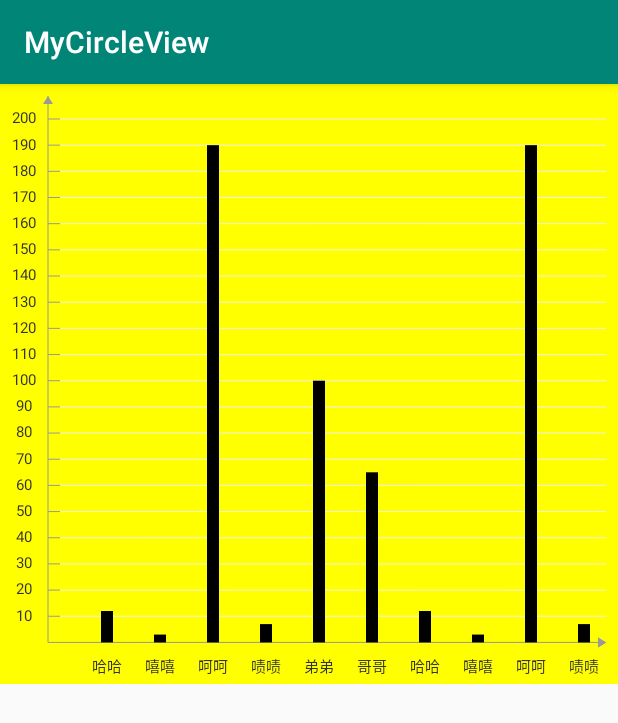
After one commit to 2016lc/MyCircleProgress, an Android app: the MyBarChartActivity screen opened directly, with no data from a screen before it, on a phone screen of 412 x 824 dp. The commit adds this screen. Shown: the top 723 px of the screen. Run offline under Robolectric (Android 15) with nearby library versions, the phone set to English and light mode, and no system bars.

Commit message:
柱状图

```diff
--- a/app/src/main/AndroidManifest.xml
+++ b/app/src/main/AndroidManifest.xml
@@ -18,6 +18,7 @@
         </activity>
         <activity android:name=".MyCircleProgress"/>
         <activity android:name=".MyPieChart"/>
+        <activity android:name=".MyBarChartActivity"/>
     </application>
 
 </manifest>
--- /dev/null
+++ b/app/src/main/java/com/example/admin/mycircleview/BarChartConstant.kt
@@ -0,0 +1,16 @@
+package com.example.admin.mycircleview
+
+/**
+ * Author:LC
+ * Date:2018/12/6
+ * Description:This is BarChartConstant
+ */
+class BarChartConstant {
+
+    companion object {
+        val DEFAULT_TEXTSIZE = 12F
+        val DEFAULT_SEGMENT=20
+        val DEFAULT_ISUNIT = false
+        val DEFAULT_BARWIDTH = 12F
+    }
+}
--- /dev/null
+++ b/app/src/main/java/com/example/admin/mycircleview/BarChartData.kt
@@ -0,0 +1,19 @@
+package com.example.admin.mycircleview
+
+/**
+ * Author:LC
+ * Date:2018/11/27
+ * Description:This is PieChartData
+ */
+class BarChartData {
+
+
+    var name: String? = null
+    var value: Float? = null
+    var unit:String?=null
+    constructor(name: String?, value: Float?,unit:String?) {
+        this.name = name
+        this.value = value
+        this.unit=unit
+    }
+}
--- a/app/src/main/java/com/example/admin/mycircleview/MainActivity.kt
+++ b/app/src/main/java/com/example/admin/mycircleview/MainActivity.kt
@@ -24,5 +24,12 @@ class MainActivity : AppCompatActivity() {
                 startActivity(intent)
             }
         }
+
+        btn_barchart.setOnClickListener {
+            run {
+                var intent = Intent(this, MyBarChartActivity::class.java)
+                startActivity(intent)
+            }
+        }
     }
 }
--- /dev/null
+++ b/app/src/main/java/com/example/admin/mycircleview/MyBarChartActivity.kt
@@ -0,0 +1,79 @@
+package com.example.admin.mycircleview
+
+import android.os.Bundle
+import android.support.v7.app.AppCompatActivity
+import kotlinx.android.synthetic.main.activity_barchart.*
+
+/**
+ * Author:LC
+ * Date:2018/12/5
+ * Description:This is MyBarChartActivity
+ */
+class MyBarChartActivity: AppCompatActivity() {
+
+
+
+    override fun onCreate(savedInstanceState: Bundle?) {
+        super.onCreate(savedInstanceState)
+        setContentView(R.layout.activity_barchart)
+
+        val mList: List<BarChartData> = listOf(
+            BarChartData("哈哈", 12f,"人"),
+            BarChartData("嘻嘻", 3f,"人"),
+            BarChartData("呵呵", 190f,"人"),
+            BarChartData("啧啧", 7f,"人"),
+            BarChartData( "弟弟", 100f,"人"),
+            BarChartData( "哥哥", 65f,"人"),
+            BarChartData("哈哈", 12f,"人"),
+            BarChartData("嘻嘻", 3f,"人"),
+            BarChartData("呵呵", 190f,"人"),
+            BarChartData("啧啧", 7f,"人"),
+            BarChartData( "弟弟", 100f,"人"),
+            BarChartData( "哥哥", 65f,"人"),
+            BarChartData("哈哈", 12f,"人"),
+            BarChartData("嘻嘻", 3f,"人"),
+            BarChartData("呵呵", 190f,"人"),
+            BarChartData("啧啧", 7f,"人"),
+            BarChartData( "弟弟", 100f,"人"),
+            BarChartData( "哥哥", 65f,"人"),
+            BarChartData("哈哈", 12f,"人"),
+            BarChartData("嘻嘻", 3f,"人"),
+            BarChartData("呵呵", 190f,"人"),
+            BarChartData("啧啧", 7f,"人"),
+            BarChartData( "弟弟", 100f,"人"),
+            BarChartData( "哥哥", 65f,"人"),
+            BarChartData("哈哈", 12f,"人"),
+            BarChartData("嘻嘻", 3f,"人"),
+            BarChartData("呵呵", 190f,"人"),
+            BarChartData("啧啧", 7f,"人"),
+            BarChartData( "弟弟", 100f,"人"),
+            BarChartData( "哥哥", 65f,"人"),
+            BarChartData("哈哈", 12f,"人"),
+            BarChartData("嘻嘻", 3f,"人"),
+            BarChartData("呵呵", 190f,"人"),
+            BarChartData("啧啧", 7f,"人"),
+            BarChartData( "弟弟", 100f,"人"),
+            BarChartData( "哥哥", 65f,"人"),
+            BarChartData("哈哈", 12f,"人"),
+            BarChartData("嘻嘻", 3f,"人"),
+            BarChartData("呵呵", 190f,"人"),
+            BarChartData("啧啧", 7f,"人"),
+            BarChartData( "弟弟", 100f,"人"),
+            BarChartData( "哥哥", 65f,"人"),
+            BarChartData("哈哈", 12f,"人"),
+            BarChartData("嘻嘻", 3f,"人"),
+            BarChartData("呵呵", 190f,"人"),
+            BarChartData("啧啧", 7f,"人"),
+            BarChartData( "弟弟", 100f,"人"),
+            BarChartData( "哥哥", 65f,"人"),
+            BarChartData("哈哈", 12f,"人"),
+            BarChartData("嘻嘻", 3f,"人"),
+            BarChartData("呵呵", 190f,"人"),
+            BarChartData("啧啧", 7f,"人"),
+            BarChartData( "弟弟", 100f,"人"),
+            BarChartData( "哥哥", 65f,"人"),
+            BarChartData( "妹妹", 3f,"人")
+        )
+        barchart.setData(mList)
+    }
+}
--- /dev/null
+++ b/app/src/main/java/com/example/admin/mycircleview/view/MyBarChartView.kt
@@ -0,0 +1,383 @@
+package com.example.admin.mycircleview.view
+
+import android.content.Context
+import android.graphics.*
+import android.text.TextPaint
+import android.util.AttributeSet
+import android.util.Log
+import android.view.MotionEvent
+import android.view.View
+import com.example.admin.mycircleview.BarChartConstant
+import com.example.admin.mycircleview.BarChartData
+import com.example.admin.mycircleview.R
+import com.example.admin.mycircleview.Util
+
+/**
+ * Author:LC
+ * Date:2018/12/4
+ * Description:This is 柱状图
+ */
+class MyBarChartView(context: Context?, attrs: AttributeSet?) : View(context, attrs) {
+
+    private var mPaint_xy: Paint? = null//x y轴
+    private var mPaint_line: Paint? = null//网格线
+    private var mPaint_bar: Paint? = null//画柱子
+    private var mPaint_text: TextPaint? = null//字体画笔
+    private var mTextSize: Int? = null//字体大小
+    private var mStrokeWidth: Int? = null//线宽度
+    private var mWidth: Int? = null//控件宽
+    private var mHeight: Int? = null//控件高
+    private var mMargin: Int? = null//间距
+    private var mTextMargin: Int? = null//x轴字体间距
+    private var mMaxValue: Int? = null//集合最大值，用于y轴取值分段
+    private var mSegment: Int = BarChartConstant.DEFAULT_SEGMENT//y轴分为几段
+    private var mIsUnit: Boolean = BarChartConstant.DEFAULT_ISUNIT//是否显示单位
+    private var mBarWidth: Float? = null//柱子的宽度
+    private var mData: MutableList<BarChartData> = ArrayList()
+    private var mRectF: RectF? = null
+    private var leftMoving: Float = 0f
+    private var lastPointX: Float = 0f
+    private var movingLeftThisTime = 0f
+    private var lineStartX: Float = 0f
+    private var leftSpaceRect: RectF? = null
+    private var rightSpaceRect: RectF? = null
+
+    init {
+        mMargin = Util.dip2px(context!!, 8f)
+        mTextMargin = Util.dip2px(context, 35f)
+        mStrokeWidth = Util.dip2px(context, 0.7f)
+        mTextSize = Util.dip2px(context, 10f)
+        mRectF = RectF()
+        leftSpaceRect = RectF()
+        rightSpaceRect = RectF()
+        initAttrs(attrs, context)//初始化属性
+        initPaint()//初始化画笔
+    }
+
+    private fun initAttrs(attrs: AttributeSet?, context: Context?) {
+        val typedArray = context!!.obtainStyledAttributes(
+            attrs,
+            R.styleable.MyBarChartView
+        )
+        mBarWidth = typedArray.getDimension(R.styleable.MyBarChartView_barWidth, BarChartConstant.DEFAULT_BARWIDTH)
+    }
+
+    private fun initPaint() {
+        mPaint_xy = Paint()
+        mPaint_xy!!.isDither = true
+        mPaint_xy!!.strokeWidth = mStrokeWidth!!.toFloat()
+        mPaint_xy!!.color = resources.getColor(R.color.xy_color)
+        mPaint_xy!!.style = Paint.Style.FILL
+
+        mPaint_line = Paint()
+        mPaint_line!!.isDither = true
+        mPaint_line!!.strokeWidth = mStrokeWidth!!.toFloat()
+        mPaint_line!!.color = resources.getColor(R.color.line_color)
+        mPaint_line!!.style = Paint.Style.FILL
+
+        mPaint_text = TextPaint()
+        mPaint_text!!.color = resources.getColor(R.color.text_color)
+        mPaint_text!!.isAntiAlias = true
+        mPaint_text!!.textSize = mTextSize!!.toFloat()//字体大小
+        mPaint_text!!.textAlign = Paint.Align.CENTER//从中间向两边绘制，不需要再次计算文字
+
+        mPaint_bar = Paint()
+        mPaint_bar!!.isDither = true
+        mPaint_bar!!.strokeWidth = mBarWidth!!
+        mPaint_bar!!.color = resources.getColor(R.color.bar_color)
+        mPaint_xy!!.style = Paint.Style.FILL
+
+    }
+
+    override fun onDraw(canvas: Canvas?) {
+        super.onDraw(canvas)
+        drawXy(canvas)
+        drawTextAndBar(canvas)
+    }
+
+    /**
+     * 画x y轴字体 和 柱子
+     * */
+    private fun drawTextAndBar(canvas: Canvas?) {
+        if (mData.size == 0) {
+            return
+        }
+
+        if (mWidth!! - mPaint_text!!.measureText(mMaxValue.toString()) - 3 * mMargin!! - Util.dip2px(
+                context,
+                5f
+            ) > mTextMargin!! * mData.size
+        ) {
+            val margin = (mWidth!! - mPaint_text!!.measureText(mMaxValue.toString()) - 3 * mMargin!! - Util.dip2px(
+                context,
+                5f
+            )) / mData.size
+            mTextMargin = margin.toInt()
+        }
+
+        //y轴
+        if (mMaxValue!! < mSegment) {
+            mMaxValue = mSegment
+        }
+
+
+        val itemValue = Math.ceil(mMaxValue!! / mSegment.toDouble()).toInt()
+        val itemHeight = (mHeight!! - 3 * mMargin!! - Util.dip2px(
+            context,
+            15f
+        ) - (mPaint_text!!.descent() - mPaint_text!!.ascent())) / mSegment //（ 总高度 - 上面一个margin - 下面连个margin - 距离上面的高度 - x轴字体的高度 ）/分成的段数
+
+
+        lineStartX = mPaint_text!!.measureText(mMaxValue.toString()) + 2 * mMargin!!
+        val lineStartY = mMargin!! + Util.dip2px(
+            context,
+            15f
+        )
+        val lineStopX = lineStartX + Util.dip2px(context, 8f)
+
+
+        val textX = mMargin!!.toFloat() + mPaint_text!!.measureText(mMaxValue.toString()) / 2 // y轴字的x坐标
+        val textY = lineStartY + (mPaint_text!!.descent() - mPaint_text!!.ascent()) / 4 //y轴字的y坐标
+
+
+        for (i in 0 until mSegment) {
+            //y轴数字
+            canvas!!.drawText(
+                ((mSegment - i) * itemValue).toString(),
+                textX,
+                textY + itemHeight * i,
+                mPaint_text!!
+            )
+
+            //网格线头
+            canvas.drawLine(
+                lineStartX,
+                lineStartY + itemHeight * i,
+                lineStopX,
+                lineStartY + itemHeight * i,
+                mPaint_xy!!
+            )
+
+            //网格线
+            canvas.drawLine(
+                lineStartX + Util.dip2px(context, 8f),
+                lineStartY + itemHeight * i,
+                mWidth!!.toFloat() - mMargin!!,
+                lineStartY + itemHeight * i,
+                mPaint_line!!
+            )
+
+        }
+        //画柱
+        val realHeight =
+            (mHeight!! - 3 * mMargin!! - Util.dip2px(
+                context,
+                15f
+            ) - (mPaint_text!!.descent() - mPaint_text!!.ascent()))
+
+        val bottom = mHeight!!.toFloat() - 2 * mMargin!! - (mPaint_text!!.descent() - mPaint_text!!.ascent())
+
+
+        for (i in 0 until mData.size) {
+            /*if (leftMoving > mTextMargin!!) {
+                leftMoving -= mTextMargin!!
+            }*/
+            mRectF!!.left = lineStartX + mTextMargin!! * (i + 1) - leftMoving
+            Log.i("12312312321", leftMoving.toString() +"!!!!!!!!!!!!!!!!!!!!!!!!!!!!${ lineStartX + mTextMargin!! * (i + 1) - leftMoving}")
+            mRectF!!.right = mRectF!!.left + mBarWidth!!
+            mRectF!!.top = (itemValue * mSegment - mData[i].value!!) / (itemValue * mSegment).toFloat() * realHeight +
+                    mMargin!! + Util.dip2px(
+                context,
+                15f
+            )
+            mRectF!!.bottom = bottom
+            canvas!!.drawRect(mRectF!!, mPaint_bar!!)
+
+            //画字
+            canvas.drawText(
+                mData[i].name!!,
+                mRectF!!.left + mBarWidth!! / 2,
+                mHeight!!.toFloat() - mMargin!!,
+                mPaint_text!!
+            )
+        }
+    }
+
+    override fun onSizeChanged(w: Int, h: Int, oldw: Int, oldh: Int) {
+        super.onSizeChanged(w, h, oldw, oldh)
+        mWidth = w - paddingLeft - paddingRight
+        mHeight = h - paddingTop - paddingBottom
+    }
+
+
+    /**
+     * 手势控制
+     * */
+    override fun onTouchEvent(event: MotionEvent): Boolean {
+        val type = event.action
+
+        when (type) {
+            MotionEvent.ACTION_DOWN -> lastPointX = event.rawX
+
+            MotionEvent.ACTION_MOVE -> {
+                val x = event.rawX
+                movingLeftThisTime = lastPointX - x
+
+                leftMoving += movingLeftThisTime
+                lastPointX = x
+
+                invalidate()
+            }
+
+            MotionEvent.ACTION_UP ->
+                //smooth scroll
+                Thread(SmoothScrollThread(movingLeftThisTime)).start()
+
+            else -> return super.onTouchEvent(event)
+        }
+
+        return true
+    }
+
+
+    private inner class SmoothScrollThread(internal var lastMoving: Float) : Runnable {
+        internal var scrolling = true
+
+        init {
+            scrolling = true
+        }
+
+        override fun run() {
+            while (scrolling) {
+                val start = System.currentTimeMillis()
+                lastMoving = (0.9f * lastMoving).toInt().toFloat()
+                leftMoving += lastMoving
+
+                checkLeftMoving()
+                postInvalidate()
+
+                if (Math.abs(lastMoving) < 5) {
+                    scrolling = false
+                }
+
+                val end = System.currentTimeMillis()
+                if (end - start < 20) {
+                    try {
+                        Thread.sleep(20 - (end - start))
+                    } catch (e: InterruptedException) {
+                        e.printStackTrace()
+                    }
+
+                }
+            }
+        }
+    }
+
+    private fun checkLeftMoving() {
+        if (leftMoving < 0) {
+            leftMoving = 0f
+        }
+
+        /*if (leftMoving > maxRight - minRight) {
+            leftMoving = (maxRight - minRight).toFloat()
+        }*/
+    }
+
+
+    /**
+     * 画x y轴
+     * */
+    private fun drawXy(canvas: Canvas?) {
+        val stopY = mHeight!!.toFloat() - 2 * mMargin!! - (mPaint_text!!.descent() - mPaint_text!!.ascent())
+        //x轴
+        canvas!!.drawLine(
+            lineStartX,
+            stopY,
+            mWidth!!.toFloat() - mMargin!!,
+            stopY,
+            mPaint_xy!!
+        )
+        //y轴
+        canvas.drawLine(
+            lineStartX,
+            mMargin!!.toFloat(),
+            lineStartX,
+            stopY,
+            mPaint_xy!!
+        )
+
+        //画x轴三角形
+        val path = Path()
+        path.close()
+        path.moveTo(
+            mWidth!!.toFloat() - mMargin!!,
+            stopY
+        )
+        path.lineTo(
+            mWidth!!.toFloat() - mMargin!! - Util.dip2px(context, 5f),
+            mHeight!!.toFloat() - 2 * mMargin!! - Util.dip2px(
+                context,
+                3f
+            ) - (mPaint_text!!.descent() - mPaint_text!!.ascent())
+        )
+        path.lineTo(
+            mWidth!!.toFloat() - mMargin!! - Util.dip2px(context, 5f),
+            mHeight!!.toFloat() - 2 * mMargin!! + Util.dip2px(
+                context,
+                3f
+            ) - (mPaint_text!!.descent() - mPaint_text!!.ascent())
+        )
+        canvas.drawPath(path, mPaint_xy!!)
+        //画y轴三角形
+        path.moveTo(lineStartX, mMargin!!.toFloat())
+        path.lineTo(
+            lineStartX + Util.dip2px(context, 3f),
+            mMargin!! + Util.dip2px(context, 5f).toFloat()
+        )
+        path.lineTo(
+            lineStartX - Util.dip2px(context, 3f),
+            mMargin!! + Util.dip2px(context, 5f).toFloat()
+        )
+        canvas.drawPath(path, mPaint_xy!!)
+
+
+        leftSpaceRect!!.left = 0f
+        leftSpaceRect!!.top = 0f
+        leftSpaceRect!!.right = lineStartX
+        leftSpaceRect!!.bottom = mHeight!!.toFloat()
+        //canvas.drawRect(leftSpaceRect, mPaint_bar)
+
+    }
+
+
+    /**
+     * 设置数据
+     * */
+    fun setData(mData: List<BarChartData>) {
+        this.mData.addAll(mData)
+        mMaxValue = Math.ceil(mData[0].value!!.toDouble()).toInt()
+        for (i in 0 until mData.size) {
+            if (Math.ceil(mData[i].value!!.toDouble()).toInt() > mMaxValue!!) {
+                mMaxValue = Math.ceil(mData[i].value!!.toDouble()).toInt()
+            }
+        }
+        invalidate()
+    }
+
+    /**
+     * y轴自定义
+     * 分为几段，是否需要单位
+     * */
+    fun setYLine(segment: Int?, unit: Boolean?) {
+        if (segment == null) {
+            throw Exception("segment不能为空")
+        }
+        if (unit == null) {
+            throw Exception("unit不能为空")
+        }
+        this.mSegment = segment
+        this.mIsUnit = unit
+        invalidate()
+    }
+
+}
--- /dev/null
+++ b/app/src/main/java/com/example/admin/mycircleview/view/MyLineGaphView.kt
@@ -0,0 +1,17 @@
+package com.example.admin.mycircleview.view
+
+import android.content.Context
+import android.util.AttributeSet
+import android.view.View
+
+/**
+ * Author:LC
+ * Date:2018/12/4
+ * Description:This is 线形图
+ */
+class MyLineGaphView(context: Context?, attrs: AttributeSet?) : View(context, attrs) {
+
+    init {
+
+    }
+}
--- a/app/src/main/java/com/example/admin/mycircleview/view/MyPieChartView.kt
+++ b/app/src/main/java/com/example/admin/mycircleview/view/MyPieChartView.kt
@@ -215,7 +215,6 @@ class MyPieChartView(context: Context?, attrs: AttributeSet?) : FrameLayout(cont
 
     override fun onMeasure(widthMeasureSpec: Int, heightMeasureSpec: Int) {
         super.onMeasure(widthMeasureSpec, heightMeasureSpec)
-
     }
 
     override fun onLayout(changed: Boolean, left: Int, top: Int, right: Int, bottom: Int) {
@@ -229,7 +228,6 @@ class MyPieChartView(context: Context?, attrs: AttributeSet?) : FrameLayout(cont
         drawPieChart(canvas)
     }
 
-
     private fun drawPieChart(canvas: Canvas?) {
         canvas!!.save()
         mStartAngle = 0f
@@ -239,7 +237,6 @@ class MyPieChartView(context: Context?, attrs: AttributeSet?) : FrameLayout(cont
 
             mSweepAngle = (mData!![i].num!! / mTotalNum!!) * 360 * mPercent!!
 
-            Log.i("123213213",(mData!![i].num!! / mTotalNum!!).toString())
             //画圆
             canvas.drawArc(mRectF!!, mStartAngle!!, mSweepAngle!!, true, mPieChartPaint!!)
             mStartAngle = mStartAngle!! + mSweepAngle!!
--- /dev/null
+++ b/app/src/main/res/layout/activity_barchart.xml
@@ -0,0 +1,13 @@
+<?xml version="1.0" encoding="utf-8"?>
+<LinearLayout xmlns:android="http://schemas.android.com/apk/res/android"
+              android:layout_width="match_parent"
+              android:layout_height="match_parent">
+
+
+    <com.example.admin.mycircleview.view.MyBarChartView
+            android:id="@+id/barchart"
+            android:layout_width="match_parent"
+            android:layout_height="400dp"
+    android:background="#ff0"/>
+
+</LinearLayout>
--- a/app/src/main/res/layout/activity_main.xml
+++ b/app/src/main/res/layout/activity_main.xml
@@ -16,5 +16,9 @@
     android:id="@+id/btn_piechart"
     android:text="PIECHART"/>
 
+    <Button android:layout_width="match_parent" android:layout_height="wrap_content"
+            android:id="@+id/btn_barchart"
+            android:text="BARCHART"/>
+
 
 </LinearLayout>
--- a/app/src/main/res/values/attrs.xml
+++ b/app/src/main/res/values/attrs.xml
@@ -46,4 +46,11 @@
         <attr name="pointingColor"/>
         <attr name="pointingWidth"/>
     </declare-styleable>
+
+    <!--柱状图-->
+    <declare-styleable name="MyBarChartView">
+        <attr name="barWidth"/>
+    </declare-styleable>
+
+
 </resources>
--- a/app/src/main/res/values/colors.xml
+++ b/app/src/main/res/values/colors.xml
@@ -12,4 +12,11 @@
     </integer-array>
     <color name="color_home_top">#ffa20f</color>
     <color name="progress_end_color">#ff7c0d</color>
+
+    <color name="xy_color">#999999</color>
+    <color name="text_color">#333333</color>
+    <color name="bar_color">#000</color>
+    <color name="line_color">#eeeeee</color>
+
+
 </resources>
```
